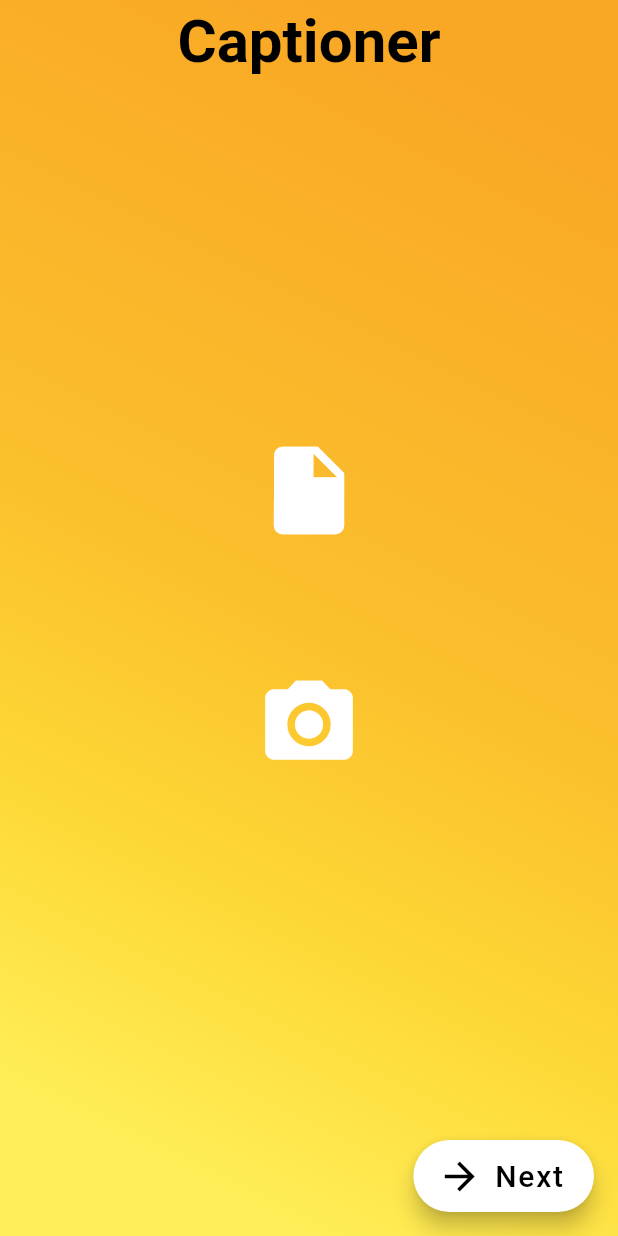
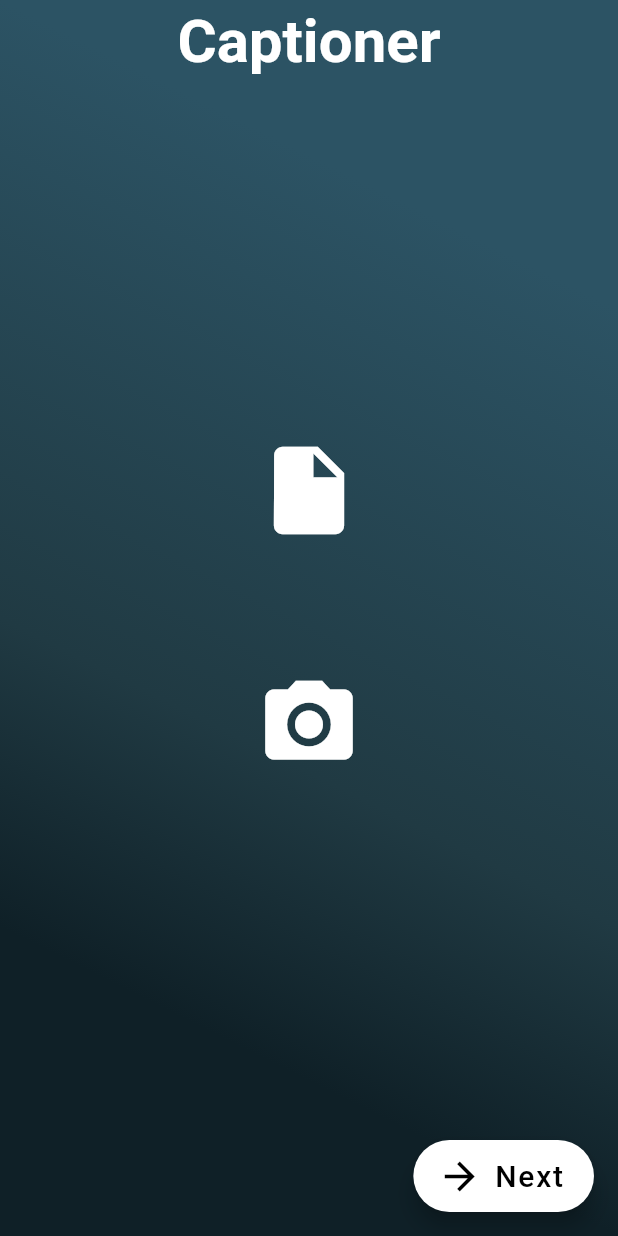
Before and after one commit to rarrazaan/image-captioner-flutter, a Flutter app: the screen it shows after launch, on a phone screen of 412 x 824 dp. Run offline on Flutter 3.47's test engine with Material 2 defaults, Android fonts, the phone set to English and light mode, and no system bars; our stand-ins replace dio, flutter_tts, image_picker, toast; Roboto replaces fonts that are missing (Raleway).

Commit message:
Fix app color

```diff
--- a/captioner/lib/home.dart
+++ b/captioner/lib/home.dart
@@ -39,16 +39,15 @@ class HomeState extends State<Home> {
   Widget build(BuildContext context) {
     ToastContext().init(context);
     return Container(
-      decoration: BoxDecoration(
+      decoration: const BoxDecoration(
         gradient: LinearGradient(
           begin: Alignment.topRight,
           end: Alignment.bottomLeft,
-          stops: [0.1, 0.5, 0.7, 0.9],
+          stops: [0.2, 0.6, 0.8],
           colors: [
-            Colors.yellow.shade800,
-            Colors.yellow.shade700,
-            Colors.yellow.shade600,
-            Colors.yellow.shade400,
+            Color.fromRGBO(44, 83, 100, 1),
+            Color.fromRGBO(32, 58, 67, 1),
+            Color.fromRGBO(15, 32, 39, 1),
           ],
         ),
       ),
@@ -61,7 +60,7 @@ class HomeState extends State<Home> {
           title: const Text(
             'Captioner',
             style: TextStyle(
-                fontSize: 40, fontWeight: FontWeight.bold, color: Colors.black),
+                fontSize: 40, fontWeight: FontWeight.bold, color: Colors.white),
           ),
         ),
         body: Center(
```
Also changed, not shown: captioner/lib/result_page.dart (+11 -7 lines).
